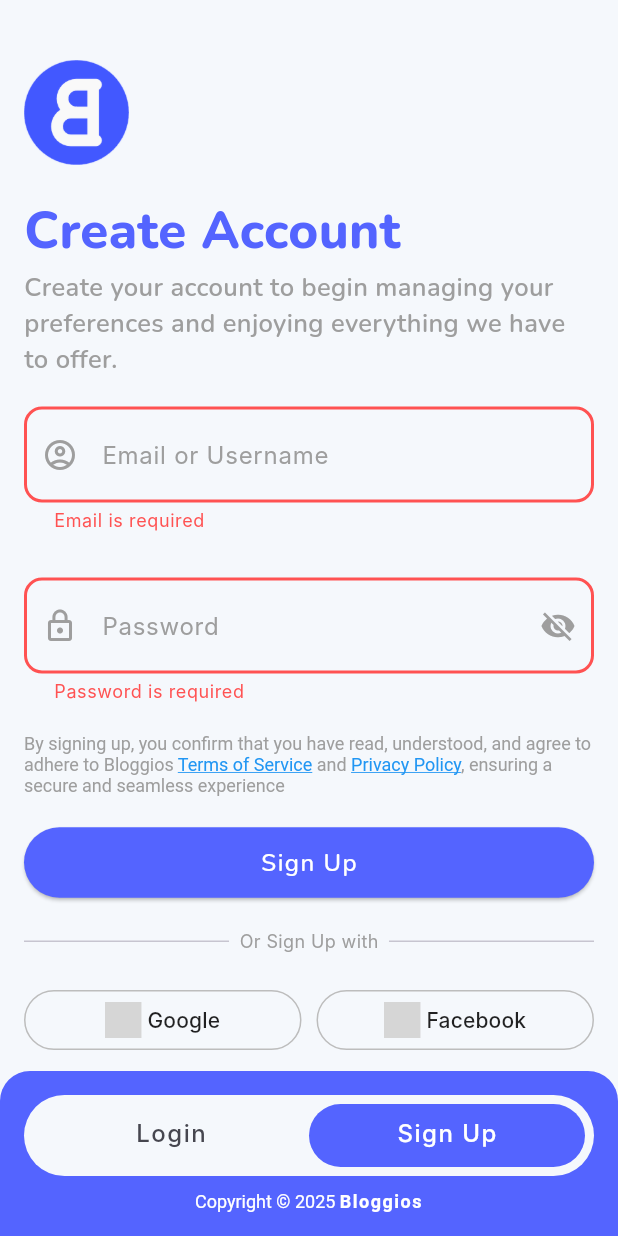
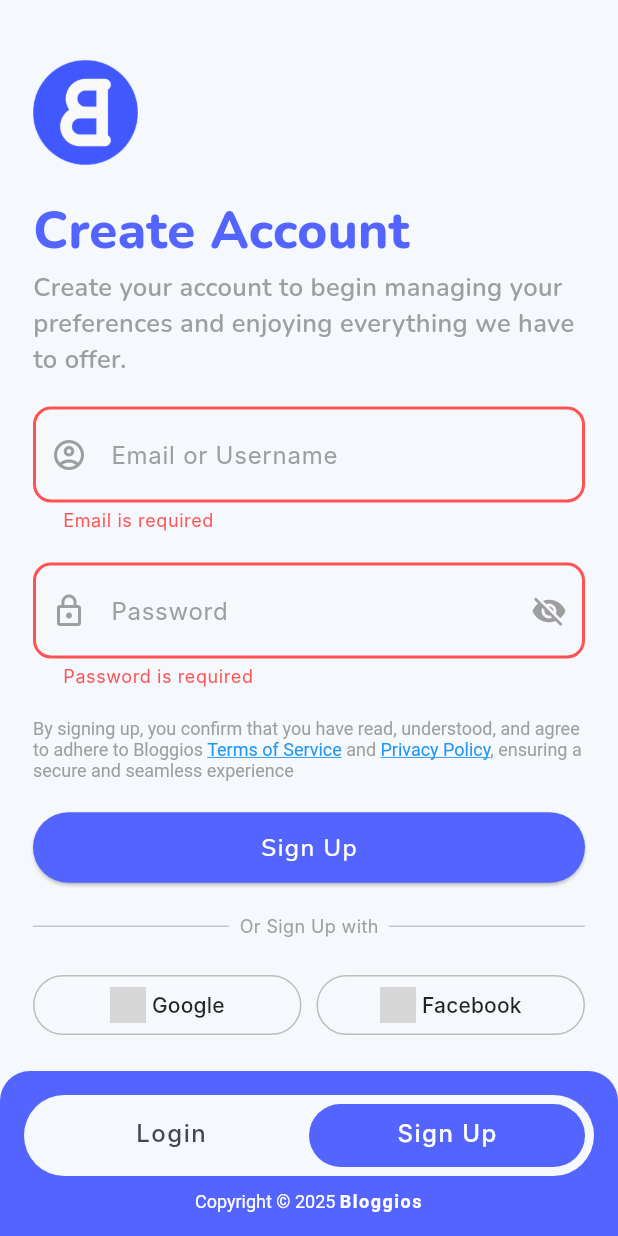
Before and after one commit to Bloggios/bloggios_app, a Flutter app: the AuthenticationPage screen opened by its route, tab 2 chosen, after a tap on "Sign Up", on a phone screen of 412 x 824 dp. Run offline on Flutter 3.47's test engine with Material 3 defaults, Android fonts, the phone set to English and light mode, and no system bars; drawn by our look-alikes of loader_overlay; our stand-ins replace flutter_secure_storage, get_it, go_router, google_sign_in, icons_plus, loading_animation_widget; missing offline and left inert: flutter_facebook_auth; accounts and stored records are empty; Roboto replaces fonts that are missing (Inter); statements that could not run were skipped; grey boxes are pictures that could not be loaded.

Commit message:
Implementation -> `Optimizations`

```diff
--- a/lib/features/authentication/view/pages/authentication_page.dart
+++ b/lib/features/authentication/view/pages/authentication_page.dart
@@ -52,6 +52,7 @@ class _AuthenticationPageState extends State<AuthenticationPage>
             mainAxisAlignment: MainAxisAlignment.center,
             children: [
               Container(
+                constraints: const BoxConstraints(maxWidth: 400),
                 height: 54,
                 width: double.infinity,
                 padding: EdgeInsets.all(6),
--- a/lib/features/authentication/view/widgets/login_form.dart
+++ b/lib/features/authentication/view/widgets/login_form.dart
@@ -5,6 +5,7 @@
   File: login_form
  */
 
+import 'package:bloggios_app/core/constants/application_constants.dart';
 import 'package:bloggios_app/core/widgets/oauth_social_buttons.dart';
 import 'package:bloggios_app/core/widgets/text_divider.dart';
 import 'package:bloggios_app/features/authentication/utils/auth_validators.dart';
@@ -14,22 +15,48 @@ import 'package:bloggios_app/features/authentication/view/widgets/auth_text_fiel
 import 'package:bloggios_app/features/authentication/view/widgets/form_header.dart';
 import 'package:flutter/material.dart';
 
-class LoginForm extends StatelessWidget {
+class LoginForm extends StatefulWidget {
+  const LoginForm({super.key});
+
+  @override
+  State<LoginForm> createState() => _LoginFormState();
+}
+
+class _LoginFormState extends State<LoginForm> {
   final _loginFormKey = GlobalKey<FormState>();
   final _entryPointController = TextEditingController();
   final _passwordController = TextEditingController();
+  static const double _formSpacing = 20.0;
+  static const double _buttonSpacing = 10.0;
 
-  LoginForm({super.key});
+  @override
+  void dispose() {
+    _entryPointController.dispose();
+    _passwordController.dispose();
+    super.dispose();
+  }
+
+  void _onLogin() {
+    if (_loginFormKey.currentState!.validate()) {
+      print('Login button pressed');
+    }
+  }
+
+  void _onForgotPassword() {
+    print('Forgot Password button pressed');
+  }
 
   @override
   Widget build(BuildContext context) {
     return SingleChildScrollView(
+      child: Center(
         child: Container(
-        padding: const EdgeInsets.only(left: 16, right: 16, top: 40),
+          padding: const EdgeInsets.symmetric(horizontal: 16, vertical: 40),
+          constraints: BoxConstraints(maxWidth: ApplicationConstants.maxWidth),
           child: Column(
-          spacing: 20,
+            crossAxisAlignment: CrossAxisAlignment.stretch,
             children: [
-            FormHeader(
+              const FormHeader(
                 title: 'Welcome Back',
                 description:
                 'Sign in to continue exploring, managing your preferences, and enjoying a tailored experience.',
@@ -37,44 +64,39 @@ class LoginForm extends StatelessWidget {
               Form(
                 key: _loginFormKey,
                 child: Column(
-                mainAxisAlignment: MainAxisAlignment.start,
+                  crossAxisAlignment: CrossAxisAlignment.stretch,
                   children: [
-                  const SizedBox(height: 20),
+                    const SizedBox(height: _formSpacing),
                     AuthTextField(
                       textEditingController: _entryPointController,
                       validator: validateEntrypoint,
                     ),
-                  const SizedBox(height: 30),
+                    const SizedBox(height: _formSpacing + 10),
                     AuthPasswordField(
                       textEditingController: _passwordController,
                     ),
-                  const SizedBox(height: 10),
+                    const SizedBox(height: _buttonSpacing),
                     Align(
                       alignment: Alignment.centerRight,
                       child: TextButton(
-                      onPressed: () {
-                        // Implement forgot password functionality
-                      },
+                        onPressed: _onForgotPassword,
                         child: const Text('Forgot Password?'),
                       ),
                     ),
-                  const SizedBox(height: 10),
+                    const SizedBox(height: _buttonSpacing),
                     AuthButton(
                       text: 'Login',
-                    onPress: () {
-                      if (_loginFormKey.currentState!.validate()) {
-                        print('pressed');
-                      }
-                    },
+                      onPress: _onLogin,
                     ),
-                  const SizedBox(height: 20),
+                    const SizedBox(height: _formSpacing),
                     const TextDivider(text: 'Or Login with'),
-                  const SizedBox(height: 20),
-                  OauthSocialButtons(),
+                    const SizedBox(height: _formSpacing),
+                    const OauthSocialButtons(),
                   ],
                 ),
-            )
+              ),
             ],
+          ),
         ),
       ),
     );
--- a/lib/features/authentication/view/widgets/signup_form.dart
+++ b/lib/features/authentication/view/widgets/signup_form.dart
@@ -15,21 +15,43 @@ import 'package:bloggios_app/features/authentication/view/widgets/form_header.da
 import 'package:bloggios_app/features/authentication/view/widgets/signup_privacy_text.dart';
 import 'package:flutter/material.dart';
 
-class SignupForm extends StatelessWidget {
+class SignupForm extends StatefulWidget {
+  const SignupForm({super.key});
+
+  @override
+  State<SignupForm> createState() => _SignupFormState();
+}
+
+class _SignupFormState extends State<SignupForm> {
   final _signUpFormKey = GlobalKey<FormState>();
   final _emailController = TextEditingController();
   final _passwordController = TextEditingController();
+  static const double _formSpacing = 20.0;
+  static const double _formPadding = 16.0;
 
-  SignupForm({super.key});
+  @override
+  void dispose() {
+    _emailController.dispose();
+    _passwordController.dispose();
+    super.dispose();
+  }
+
+  void _onSignUp() {
+    if (_signUpFormKey.currentState!.validate()) {
+      print('Sign up button pressed');
+    }
+  }
 
   @override
   Widget build(BuildContext context) {
     return SingleChildScrollView(
+      child: Center(
         child: Container(
-        padding: const EdgeInsets.only(left: 16, right: 16, top: 40),
+          padding: const EdgeInsets.symmetric(horizontal: _formPadding, vertical: 40),
+          constraints: const BoxConstraints(maxWidth: 400),
           child: Column(
             children: [
-            FormHeader(
+              const FormHeader(
                 title: 'Create Account',
                 description:
                 'Create your account to begin managing your preferences and enjoying everything we have to offer.',
@@ -37,40 +59,35 @@ class SignupForm extends StatelessWidget {
               Form(
                 key: _signUpFormKey,
                 child: Column(
-                mainAxisAlignment: MainAxisAlignment.start,
+                  crossAxisAlignment: CrossAxisAlignment.stretch,
                   children: [
-                  const SizedBox(height: 20),
+                    const SizedBox(height: _formSpacing),
                     AuthTextField(
                       textEditingController: _emailController,
                       validator: validateEmail,
                     ),
-                  const SizedBox(height: 30),
+                    const SizedBox(height: _formSpacing),
                     AuthPasswordField(
                       textEditingController: _passwordController,
                     ),
-                  const SizedBox(height: 20),
-                  SignupPrivacyText(),
-                  const SizedBox(
-                    height: 20,
-                  ),
+                    const SizedBox(height: _formSpacing),
+                    const SignupPrivacyText(),
+                    const SizedBox(height: _formSpacing),
                     AuthButton(
                       text: 'Sign Up',
-                    onPress: () {
-                      if (_signUpFormKey.currentState!.validate()) {
-                        print('pressed');
-                      }
-                    },
+                      onPress: _onSignUp,
                     ),
-                  const SizedBox(height: 20),
+                    const SizedBox(height: _formSpacing),
                     const TextDivider(text: 'Or Sign Up with'),
-                  const SizedBox(height: 20),
-                  OauthSocialButtons(),
+                    const SizedBox(height: _formSpacing),
+                    const OauthSocialButtons(),
                   ],
                 ),
               ),
             ],
           ),
         ),
+      ),
     );
   }
 }
--- a/lib/main.dart
+++ b/lib/main.dart
@@ -13,7 +13,7 @@ void main() async {
   SystemChrome.setPreferredOrientations([DeviceOrientation.portraitUp]);
   await initDependencies();
   final GoRouter router = initRouter(Routes.splash.path);
-  //await serviceLocator<FlutterSecureStorage>().deleteAll();
+  await serviceLocator<FlutterSecureStorage>().deleteAll();
   final data = await serviceLocator<FlutterSecureStorage>().readAll();
   debugPrint(data.toString());
   runApp(MyApp(router));
```
Also changed, not shown: lib/core/constants/application_constants.dart (added, +10 -0 lines), lib/core/widgets/oauth_social_buttons.dart (+4 -38 lines). Lines whose indentation alone changed are shown as unchanged.
